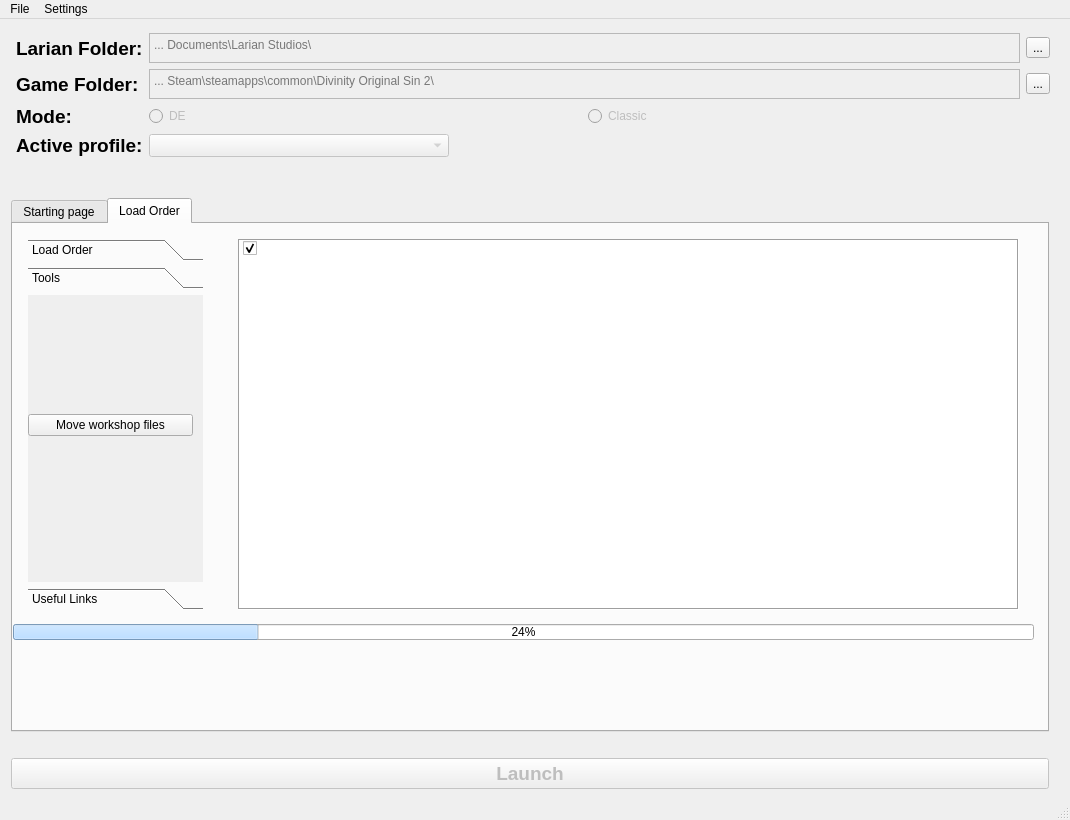
Old version of the form ui/ModManager.ui in the repository FelipeRenault/ModManager.
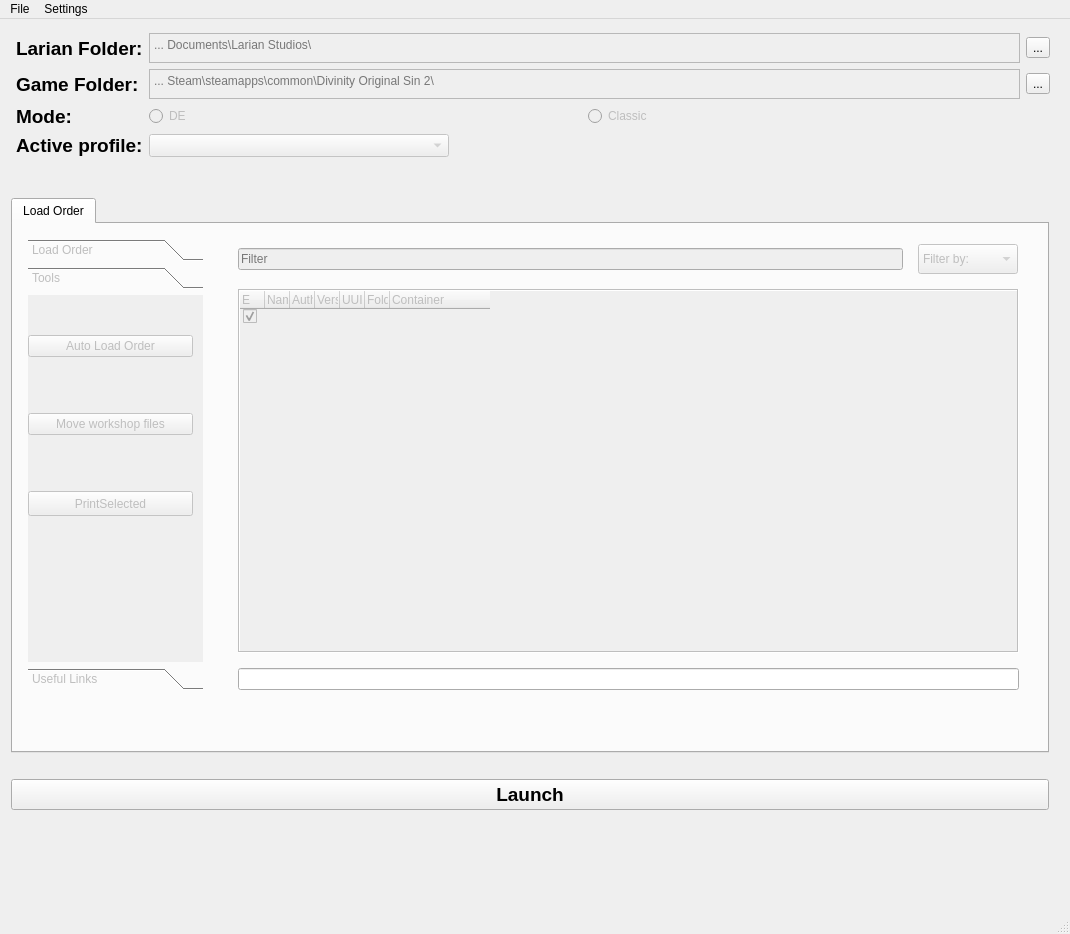
New version of the form. The open tabs and pages were chosen to show the change.

Patch:
```diff
--- a/ui/ModManager.ui
+++ b/ui/ModManager.ui
@@ -7,9 +7,15 @@
     <x>0</x>
     <y>0</y>
     <width>1070</width>
-    <height>820</height>
+    <height>934</height>
    </rect>
   </property>
+  <property name="sizePolicy">
+   <sizepolicy hsizetype="Expanding" vsizetype="Expanding">
+    <horstretch>0</horstretch>
+    <verstretch>0</verstretch>
+   </sizepolicy>
+  </property>
   <property name="minimumSize">
    <size>
     <width>1070</width>
@@ -42,7 +48,7 @@
     <property name="leftMargin">
      <number>11</number>
     </property>
-    <item row="8" column="1">
+    <item row="9" column="1">
      <spacer name="horizontalSpacer_2">
       <property name="orientation">
        <enum>Qt::Horizontal</enum>
@@ -55,7 +61,7 @@
       </property>
      </spacer>
     </item>
-    <item row="6" column="1" colspan="3">
+    <item row="7" column="1" colspan="3">
      <spacer name="horizontalSpacer">
       <property name="orientation">
        <enum>Qt::Horizontal</enum>
@@ -68,12 +74,18 @@
       </property>
      </spacer>
     </item>
-    <item row="9" column="1">
+    <item row="10" column="1">
      <layout class="QVBoxLayout" name="verticalLayout_3">
       <item>
        <widget class="QPushButton" name="button_Launch">
         <property name="enabled">
-         <bool>false</bool>
+         <bool>true</bool>
+        </property>
+        <property name="sizePolicy">
+         <sizepolicy hsizetype="Expanding" vsizetype="Fixed">
+          <horstretch>0</horstretch>
+          <verstretch>0</verstretch>
+         </sizepolicy>
         </property>
         <property name="font">
          <font>
@@ -89,10 +101,10 @@
       </item>
      </layout>
     </item>
-    <item row="7" column="1">
+    <item row="8" column="1">
      <layout class="QVBoxLayout" name="verticalLayout_5">
       <property name="sizeConstraint">
-       <enum>QLayout::SetDefaultConstraint</enum>
+       <enum>QLayout::SetNoConstraint</enum>
       </property>
       <property name="topMargin">
        <number>10</number>
@@ -108,11 +120,6 @@
         <property name="currentIndex">
          <number>1</number>
         </property>
-        <widget class="QWidget" name="tab">
-         <attribute name="title">
-          <string>Starting page</string>
-         </attribute>
-        </widget>
         <widget class="QWidget" name="tab_LO">
          <attribute name="title">
           <string>Load Order</string>
@@ -123,13 +130,16 @@
             <x>0</x>
             <y>0</y>
             <width>1021</width>
-            <height>401</height>
+            <height>481</height>
            </rect>
           </property>
           <layout class="QHBoxLayout" name="horizontalLayout_2">
            <property name="spacing">
             <number>15</number>
            </property>
+           <property name="sizeConstraint">
+            <enum>QLayout::SetNoConstraint</enum>
+           </property>
            <property name="leftMargin">
             <number>15</number>
            </property>
@@ -146,6 +156,9 @@
             <layout class="QVBoxLayout" name="verticalLayout_6">
              <item>
               <widget class="QToolBox" name="toolBox">
+               <property name="enabled">
+                <bool>false</bool>
+               </property>
                <property name="sizePolicy">
                 <sizepolicy hsizetype="Fixed" vsizetype="Expanding">
                  <horstretch>0</horstretch>
@@ -387,8 +400,33 @@
                   </rect>
                  </property>
                  <layout class="QVBoxLayout" name="verticalLayout">
+                  <item>
+                   <widget class="QPushButton" name="btnAutoLoadOrder">
+                    <property name="enabled">
+                     <bool>false</bool>
+                    </property>
+                    <property name="sizePolicy">
+                     <sizepolicy hsizetype="Fixed" vsizetype="Fixed">
+                      <horstretch>0</horstretch>
+                      <verstretch>0</verstretch>
+                     </sizepolicy>
+                    </property>
+                    <property name="minimumSize">
+                     <size>
+                      <width>165</width>
+                      <height>0</height>
+                     </size>
+                    </property>
+                    <property name="text">
+                     <string>Auto Load Order</string>
+                    </property>
+                   </widget>
+                  </item>
                   <item>
                    <widget class="QPushButton" name="btnMoveWorkshopFiles">
+                    <property name="enabled">
+                     <bool>false</bool>
+                    </property>
                     <property name="sizePolicy">
                      <sizepolicy hsizetype="Fixed" vsizetype="Fixed">
                       <horstretch>0</horstretch>
@@ -406,6 +444,28 @@
                     </property>
                    </widget>
                   </item>
+                  <item>
+                   <widget class="QPushButton" name="btnPrintSelected_2">
+                    <property name="enabled">
+                     <bool>false</bool>
+                    </property>
+                    <property name="sizePolicy">
+                     <sizepolicy hsizetype="Fixed" vsizetype="Fixed">
+                      <horstretch>0</horstretch>
+                      <verstretch>0</verstretch>
+                     </sizepolicy>
+                    </property>
+                    <property name="minimumSize">
+                     <size>
+                      <width>165</width>
+                      <height>25</height>
+                     </size>
+                    </property>
+                    <property name="text">
+                     <string>PrintSelected</string>
+                    </property>
+                   </widget>
+                  </item>
                  </layout>
                 </widget>
                </widget>
@@ -535,9 +595,73 @@
             </spacer>
            </item>
            <item>
+            <layout class="QVBoxLayout" name="verticalLayout_8">
+             <property name="sizeConstraint">
+              <enum>QLayout::SetNoConstraint</enum>
+             </property>
+             <property name="bottomMargin">
+              <number>0</number>
+             </property>
+             <item>
+              <layout class="QHBoxLayout" name="horizontalLayout_4">
+               <property name="topMargin">
+                <number>5</number>
+               </property>
+               <property name="rightMargin">
+                <number>1</number>
+               </property>
+               <item>
+                <widget class="QLineEdit" name="lineEdit">
+                 <property name="enabled">
+                  <bool>false</bool>
+                 </property>
+                 <property name="placeholderText">
+                  <string>Filter</string>
+                 </property>
+                </widget>
+               </item>
+               <item>
+                <widget class="QComboBox" name="comboBox">
+                 <property name="enabled">
+                  <bool>false</bool>
+                 </property>
+                 <property name="sizePolicy">
+                  <sizepolicy hsizetype="Expanding" vsizetype="Fixed">
+                   <horstretch>0</horstretch>
+                   <verstretch>0</verstretch>
+                  </sizepolicy>
+                 </property>
+                 <property name="minimumSize">
+                  <size>
+                   <width>100</width>
+                   <height>30</height>
+                  </size>
+                 </property>
+                 <property name="maximumSize">
+                  <size>
+                   <width>100</width>
+                   <height>30</height>
+                  </size>
+                 </property>
+                 <property name="currentText">
+                  <string>Filter by:</string>
+                 </property>
+                 <item>
+                  <property name="text">
+                   <string>Filter by:</string>
+                  </property>
+                 </item>
+                </widget>
+               </item>
+              </layout>
+             </item>
+             <item>
             <widget class="QTreeWidget" name="treeFinalView">
+               <property name="enabled">
+                <bool>false</bool>
+               </property>
              <property name="sizePolicy">
-              <sizepolicy hsizetype="Expanding" vsizetype="Expanding">
+                <sizepolicy hsizetype="MinimumExpanding" vsizetype="MinimumExpanding">
                <horstretch>0</horstretch>
                <verstretch>0</verstretch>
               </sizepolicy>
@@ -549,7 +673,13 @@
               <enum>QFrame::Box</enum>
              </property>
              <property name="sizeAdjustPolicy">
-              <enum>QAbstractScrollArea::AdjustToContentsOnFirstShow</enum>
+                <enum>QAbstractScrollArea::AdjustIgnored</enum>
+               </property>
+               <property name="autoScrollMargin">
+                <number>25</number>
+               </property>
+               <property name="tabKeyNavigation">
+                <bool>true</bool>
              </property>
              <property name="dragEnabled">
               <bool>true</bool>
@@ -579,7 +709,7 @@
               <bool>true</bool>
              </property>
              <attribute name="headerVisible">
-              <bool>false</bool>
+                <bool>true</bool>
              </attribute>
              <attribute name="headerCascadingSectionResizes">
               <bool>true</bool>
@@ -641,23 +771,15 @@
              </item>
             </widget>
            </item>
-          </layout>
+             <item>
+              <widget class="QLineEdit" name="cmdInput"/>
+             </item>
+            </layout>
+           </item>
+          </layout>
          </widget>
-         <widget class="QProgressBar" name="progressBar">
-          <property name="geometry">
-           <rect>
-            <x>0</x>
-            <y>400</y>
-            <width>1021</width>
-            <height>16</height>
-           </rect>
-          </property>
-          <property name="value">
-           <number>24</number>
-          </property>
-         </widget>
-        </widget>
-       </widget>
+        </widget>
+       </widget>
       </item>
      </layout>
     </item>
```
Left out of the diff: 79 changed lines with no effect on the pictures. Lines whose indentation alone changed are shown as unchanged.
